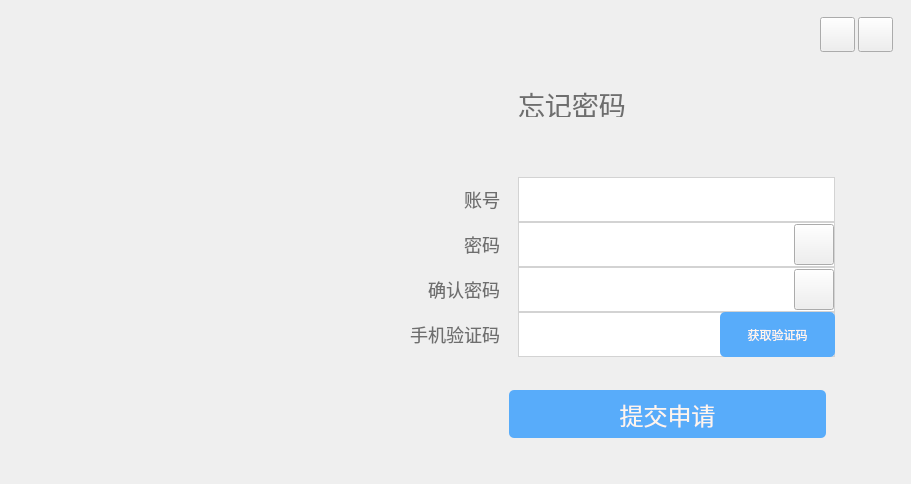
Stefan-China/SCNU-NuresManager, file LoginSystem/forgetpassword_1.ui: the form before one commit.
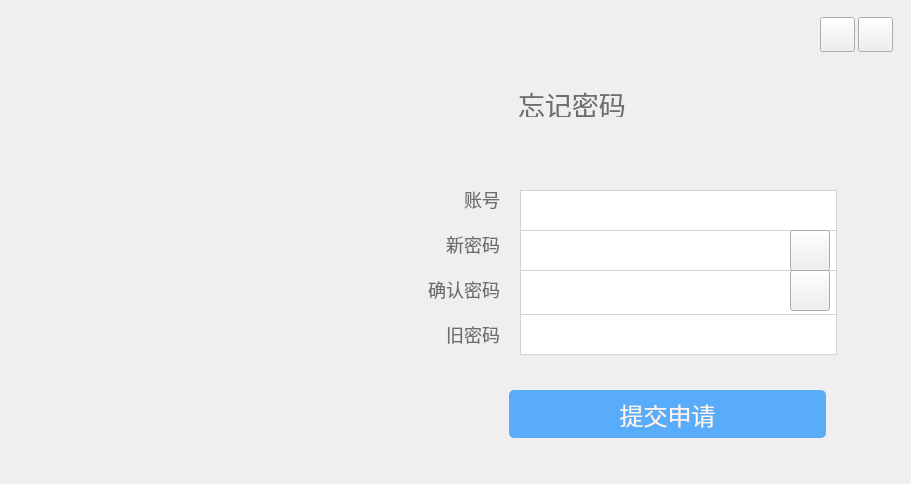
The form after the commit. Icons and pictures are not drawn. Custom widgets are drawn as their Qt base class.

Patch:
```diff
--- a/LoginSystem/forgetpassword_1.ui
+++ b/LoginSystem/forgetpassword_1.ui
@@ -134,11 +134,11 @@
     <string/>
    </property>
   </widget>
-  <widget class="MyLineEdit" name="lineEdit_CheckRF1">
+  <widget class="MyLineEdit" name="lineEdit_oldpassword">
    <property name="geometry">
     <rect>
-     <x>518</x>
-     <y>312</y>
+     <x>520</x>
+     <y>310</y>
      <width>317</width>
      <height>45</height>
     </rect>
@@ -147,10 +147,10 @@
     <string notr="true">QLineEdit{
 	font-size:20px;
 }
-QLineEdit#lineEdit_CheckRF1{
+QLineEdit#lineEdit_oldpassword{
 border:1px solid rgb(211,211,211);
 }
-QLineEdit:hover#lineEdit_CheckRF1{
+QLineEdit:hover#lineEdit_oldpassword{
 border:1px solid rgb(255,170,0);
 }</string>
    </property>
@@ -158,11 +158,11 @@
     <string/>
    </property>
   </widget>
-  <widget class="MyLineEdit" name="lineEdit_PhoneF1">
+  <widget class="MyLineEdit" name="lineEdit_Email">
    <property name="geometry">
     <rect>
-     <x>518</x>
-     <y>177</y>
+     <x>520</x>
+     <y>190</y>
      <width>317</width>
      <height>45</height>
     </rect>
@@ -171,10 +171,10 @@
     <string notr="true">QLineEdit{
 	font-size:20px;
 }
-QLineEdit#lineEdit_PhoneF1{
+QLineEdit#lineEdit_Email{
 border:1px solid rgb(211,211,211);
 }
-QLineEdit:hover#lineEdit_PhoneF1{
+QLineEdit:hover#lineEdit_Email{
 border:1px solid rgb(255,170,0);
 }</string>
    </property>
@@ -226,11 +226,11 @@
     <string/>
    </property>
   </widget>
-  <widget class="MyLineEdit" name="lineEdit_Password1">
+  <widget class="MyLineEdit" name="lineEdit_Password_new">
    <property name="geometry">
     <rect>
-     <x>518</x>
-     <y>222</y>
+     <x>520</x>
+     <y>230</y>
      <width>317</width>
      <height>45</height>
     </rect>
@@ -239,10 +239,10 @@
     <string notr="true">QLineEdit{
 	font-size:20px;
 }
-QLineEdit#lineEdit_Password1{
+QLineEdit#lineEdit_Password_new{
 border:1px solid rgb(211,211,211);
 }
-QLineEdit:hover#lineEdit_Password1{
+QLineEdit:hover#lineEdit_Password_new{
 border:1px solid rgb(255,170,0);
 }</string>
    </property>
@@ -250,11 +250,11 @@
     <string/>
    </property>
   </widget>
-  <widget class="MyLineEdit" name="lineEdit_Password2">
+  <widget class="MyLineEdit" name="lineEdit_Password_check">
    <property name="geometry">
     <rect>
-     <x>518</x>
-     <y>267</y>
+     <x>520</x>
+     <y>270</y>
      <width>317</width>
      <height>45</height>
     </rect>
@@ -263,10 +263,10 @@
     <string notr="true">QLineEdit{
 	font-size:20px;
 }
-QLineEdit#lineEdit_Password2{
+QLineEdit#lineEdit_Password_check{
 border:1px solid rgb(211,211,211);
 }
-QLineEdit:hover#lineEdit_Password2{
+QLineEdit:hover#lineEdit_Password_check{
 border:1px solid rgb(255,170,0);
 }</string>
    </property>
@@ -277,8 +277,8 @@
   <widget class="QPushButton" name="btn_Change1">
    <property name="geometry">
     <rect>
-     <x>794</x>
-     <y>224</y>
+     <x>790</x>
+     <y>230</y>
      <width>40</width>
      <height>41</height>
     </rect>
@@ -296,8 +296,8 @@
   <widget class="QPushButton" name="btn_Change2">
    <property name="geometry">
     <rect>
-     <x>794</x>
-     <y>269</y>
+     <x>790</x>
+     <y>270</y>
      <width>40</width>
      <height>41</height>
     </rect>
@@ -312,37 +312,6 @@
     </size>
    </property>
   </widget>
-  <widget class="QPushButton" name="btn_getCheckNumF1">
-   <property name="geometry">
-    <rect>
-     <x>720</x>
-     <y>312</y>
-     <width>115</width>
-     <height>45</height>
-    </rect>
-   </property>
-   <property name="styleSheet">
-    <string notr="true">QPushButton:hover{font-size:16px;
-color: rgb(255, 245, 237);
-background-color:#A9E2F3;
-border-radius:5px;
-}
-QPushButton{
-background-color:#58ACFA;
-color: rgb(255, 245, 237);
-border-radius:5px;
-}
-
-
-
-
-
-</string>
-   </property>
-   <property name="text">
-    <string>获取验证码</string>
-   </property>
-  </widget>
   <widget class="QLabel" name="label_2">
    <property name="geometry">
     <rect>
@@ -400,7 +369,7 @@
 color: rgb(110, 110, 110);</string>
    </property>
    <property name="text">
-    <string>手机验证码</string>
+    <string>旧密码</string>
    </property>
    <property name="alignment">
     <set>Qt::AlignRight|Qt::AlignTrailing|Qt::AlignVCenter</set>
@@ -421,12 +390,28 @@
 color: rgb(110, 110, 110);</string>
    </property>
    <property name="text">
-    <string>密码</string>
+    <string>新密码</string>
    </property>
    <property name="alignment">
     <set>Qt::AlignRight|Qt::AlignTrailing|Qt::AlignVCenter</set>
    </property>
   </widget>
+  <zorder>btn_MinR</zorder>
+  <zorder>label_picLoveR</zorder>
+  <zorder>btn_SubmitF1</zorder>
+  <zorder>btn_CloseR</zorder>
+  <zorder>lineEdit_oldpassword</zorder>
+  <zorder>lineEdit_Email</zorder>
+  <zorder>label_2R</zorder>
+  <zorder>label_errRF1</zorder>
+  <zorder>lineEdit_Password_new</zorder>
+  <zorder>lineEdit_Password_check</zorder>
+  <zorder>label_2</zorder>
+  <zorder>label_3</zorder>
+  <zorder>label</zorder>
+  <zorder>label_4</zorder>
+  <zorder>btn_Change1</zorder>
+  <zorder>btn_Change2</zorder>
  </widget>
  <customwidgets>
   <customwidget>
```
Left out of the diff: 8 changed lines with no effect on the pictures.
